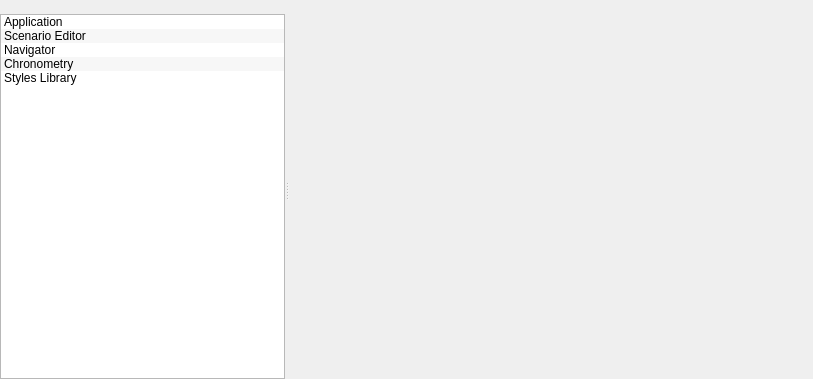
First picture: the form in src/bin/Scenarist/UserInterfaceLayer/Settings/SettingsView.ui, repository dimkanovikov/KITScenarist, before the edit.
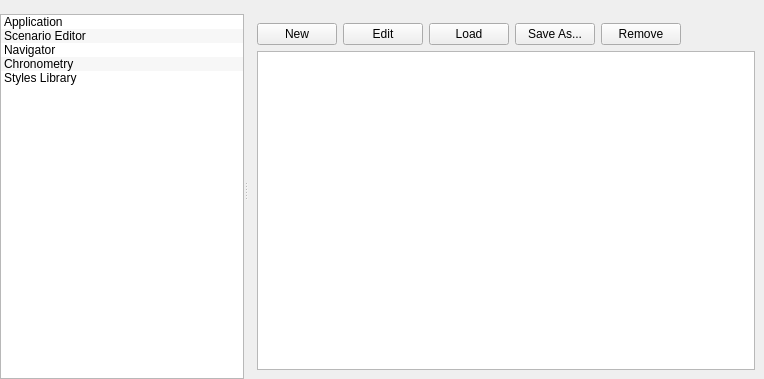
Second picture: the form after the edit. Icons and pictures are not drawn.

Commit message: Added UI for configuring styles

Diff of the .ui file:
```diff
--- a/src/bin/Scenarist/UserInterfaceLayer/Settings/SettingsView.ui
+++ b/src/bin/Scenarist/UserInterfaceLayer/Settings/SettingsView.ui
@@ -6,7 +6,7 @@
    <rect>
     <x>0</x>
     <y>0</y>
-    <width>813</width>
+    <width>764</width>
     <height>379</height>
    </rect>
   </property>
@@ -1071,7 +1071,61 @@
            </item>
           </layout>
          </widget>
-         <widget class="QWidget" name="stylesLibraryPage"/>
+         <widget class="QWidget" name="stylesLibraryPage">
+          <layout class="QGridLayout" name="gridLayout_8">
+           <item row="0" column="0">
+            <widget class="QPushButton" name="newStyle">
+             <property name="text">
+              <string>New</string>
+             </property>
+            </widget>
+           </item>
+           <item row="0" column="5">
+            <spacer name="horizontalSpacer_10">
+             <property name="orientation">
+              <enum>Qt::Horizontal</enum>
+             </property>
+             <property name="sizeHint" stdset="0">
+              <size>
+               <width>95</width>
+               <height>20</height>
+              </size>
+             </property>
+            </spacer>
+           </item>
+           <item row="0" column="1">
+            <widget class="QPushButton" name="editStyle">
+             <property name="text">
+              <string>Edit</string>
+             </property>
+            </widget>
+           </item>
+           <item row="1" column="0" colspan="6">
+            <widget class="QTableView" name="styles"/>
+           </item>
+           <item row="0" column="3">
+            <widget class="QPushButton" name="saveStyleAs">
+             <property name="text">
+              <string>Save As...</string>
+             </property>
+            </widget>
+           </item>
+           <item row="0" column="2">
+            <widget class="QPushButton" name="loadStyle">
+             <property name="text">
+              <string>Load</string>
+             </property>
+            </widget>
+           </item>
+           <item row="0" column="4">
+            <widget class="QPushButton" name="removeStyle">
+             <property name="text">
+              <string>Remove</string>
+             </property>
+            </widget>
+           </item>
+          </layout>
+         </widget>
         </widget>
        </item>
       </layout>
```
Left out of the diff: 6 changed lines with no effect on the pictures. The commit also changes 5 other files.
